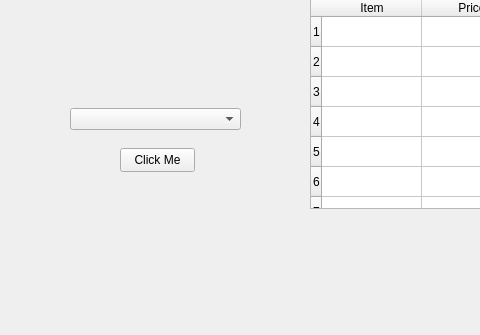
The window that CollegeTouring/displaysouvenirs.ui (belalzahran/CS_Project2_TheApplicants) describes before a commit, drawn with Qt 5; both pictures show x 0 to 480 and y 112 to 447 of the 690 by 447 pixel window.
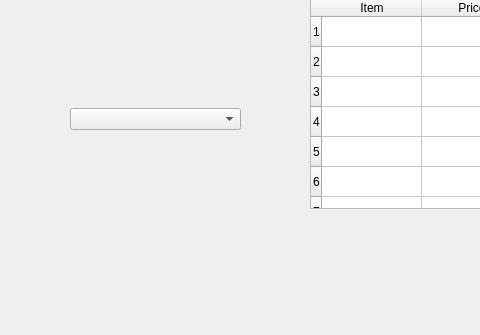
The same window after the commit.

```diff
--- a/CollegeTouring/displaysouvenirs.ui
+++ b/CollegeTouring/displaysouvenirs.ui
@@ -13,19 +13,6 @@
   <property name="windowTitle">
    <string>Form</string>
   </property>
-  <widget class="QPushButton" name="pushButton">
-   <property name="geometry">
-    <rect>
-     <x>120</x>
-     <y>260</y>
-     <width>75</width>
-     <height>24</height>
-    </rect>
-   </property>
-   <property name="text">
-    <string>Click Me</string>
-   </property>
-  </widget>
   <widget class="QComboBox" name="comboBox">
    <property name="geometry">
     <rect>
```
